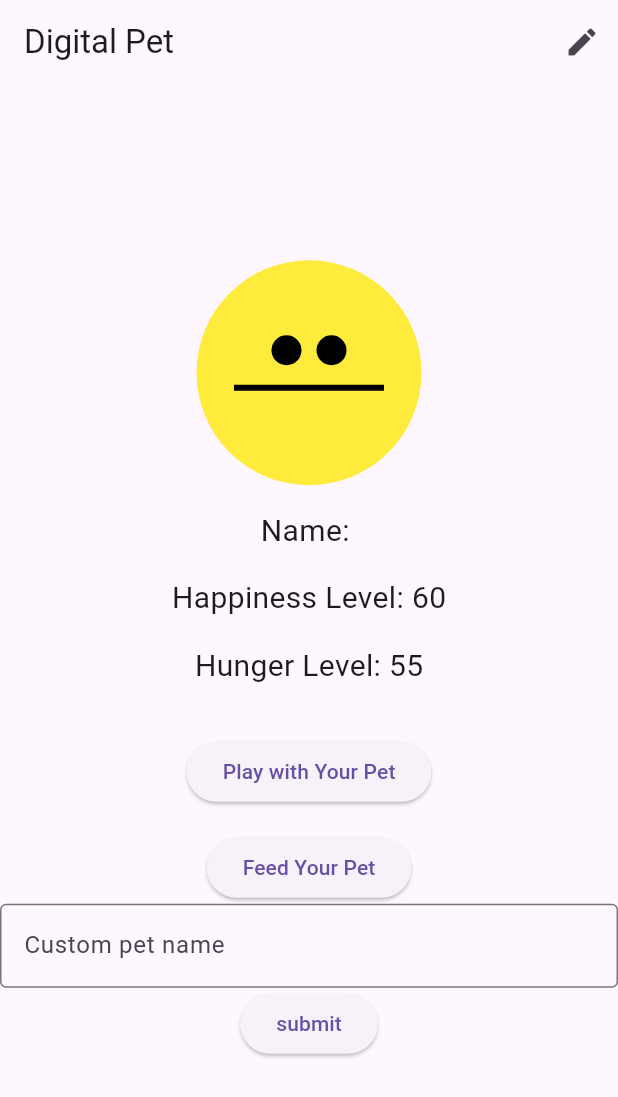
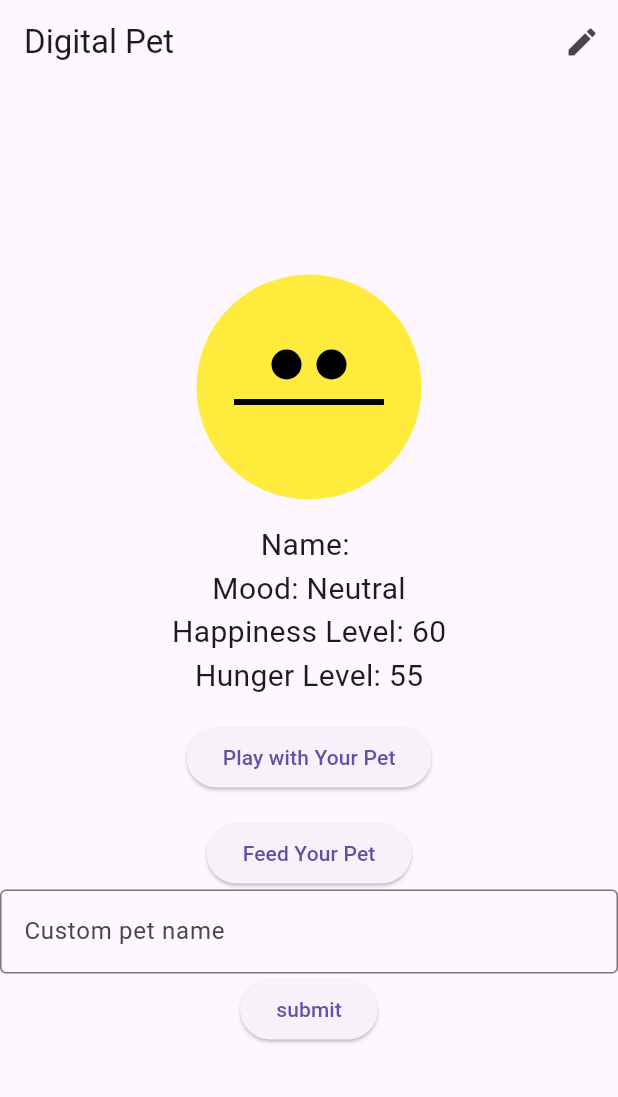
Before and after one commit to chris6896/cw03, a Flutter app: the screen it shows after launch, after a tap on "Play with Your Pet", on a phone screen of 412 x 824 dp. Shown: the top 1097 px of the screen. Run offline on Flutter 3.47's test engine with Material 3 defaults, Android fonts, the phone set to English and light mode, and no system bars.

Commit message:
Update main.dart

```diff
--- a/flutter_application_4/lib/main.dart
+++ b/flutter_application_4/lib/main.dart
@@ -137,6 +137,15 @@ class _DigitalPetAppState extends State<DigitalPetApp> {
       return MouthType.frown; // Sad face
     }
   }
+  String _getMoodText(){
+    if (happinessLevel > 80){
+      return "Happy";
+    } else if (happinessLevel >= 30){
+      return "Neutral";
+    } else {
+      return "Unhappy";
+    }
+  }
 
   void _setPetName(BuildContext context) {
     showDialog(
@@ -223,11 +232,10 @@ class _DigitalPetAppState extends State<DigitalPetApp> {
             ),
             SizedBox(height: 16.0),
             Text('Name: $petName', style: TextStyle(fontSize: 20.0)),
+            Text('Mood: ${_getMoodText()}', style: TextStyle(fontSize: 20.0),),
+            Text('Happiness Level: $happinessLevel', style: TextStyle(fontSize: 20.0)),
+            Text('Hunger Level: $hungerLevel', style: TextStyle(fontSize: 20.0)),
             SizedBox(height: 16.0),
-            Text('Happiness Level: $happinessLevel', style: TextStyle(fontSize: 20.0)),
-            SizedBox(height: 16.0),
-            Text('Hunger Level: $hungerLevel', style: TextStyle(fontSize: 20.0)),
-            SizedBox(height: 32.0),
             ElevatedButton(
               onPressed: _playWithPet,
               child: Text('Play with Your Pet'),
@@ -238,18 +246,19 @@ class _DigitalPetAppState extends State<DigitalPetApp> {
               child: Text('Feed Your Pet'),
             ),
             TextField(
-              controller: myController, // Link the controller to the TextField
+              controller: myController,
               decoration: InputDecoration(
                 border: OutlineInputBorder(),
                 hintText: 'Custom pet name',
               ),
-              keyboardType: TextInputType.number, // Restrict input to numbers
+              keyboardType: TextInputType.number,
             ),
             ElevatedButton(
             onPressed: () {
               setState(() {
 
                 petName = myController.text;
+
               });
             },
             child: Text('submit'),
@@ -267,11 +276,7 @@ class _DigitalPetAppState extends State<DigitalPetApp> {
     super.dispose();
   }
 }
-
-// Enum to represent different types of mouth shapes
 enum MouthType { smile, neutral, frown }
-
-// CustomPainter to draw the mouth based on the happiness level
 class MouthPainter extends CustomPainter {
   final MouthType mouthType;
 
@@ -288,29 +293,27 @@ class MouthPainter extends CustomPainter {
     final radius = size.width / 2;
 
     if (mouthType == MouthType.smile) {
-      // Draw a smiling arc
       canvas.drawArc(
         Rect.fromCircle(center: center, radius: radius),
-        pi, // Start angle (bottom)
-        pi, // Sweep angle (half circle)
-        false, // Use a non-filled arc
+        pi/4,
+        pi/2,
+        false,
         paint,
       );
     } else if (mouthType == MouthType.neutral) {
-      // Draw a straight line
+
       canvas.drawLine(
         Offset(0, size.height / 2),
         Offset(size.width, size.height / 2),
         paint,
       );
     } else if (mouthType == MouthType.frown) {
-      // Draw a frowning arc (inverted smile)
       canvas.drawArc(
-        Rect.fromCircle(center: center, radius: radius),
-        0, // Start angle (top)
-        pi, // Sweep angle (half circle)
-        false, // Use a non-filled arc
-        paint,
+        Rect.fromCircle(center: Offset(center.dx, center.dy + 50), radius: radius),
+            pi,  // Start angle (top of the circle)
+           pi,  // Sweep angle (half circle to create a frown)
+           false,
+           paint,
       );
     }
   }
```
